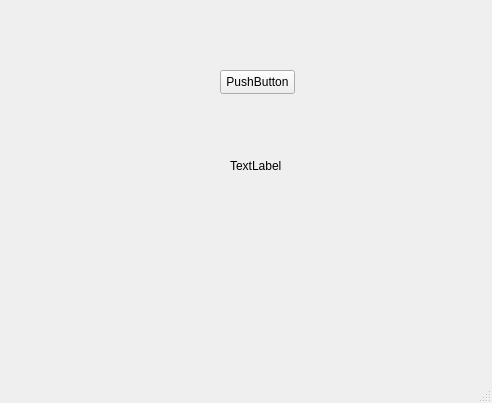
Above: source/interface/MainWindow.ui from ValldemarXorin/Labs-2-cours before the change. Below: the same form after it.
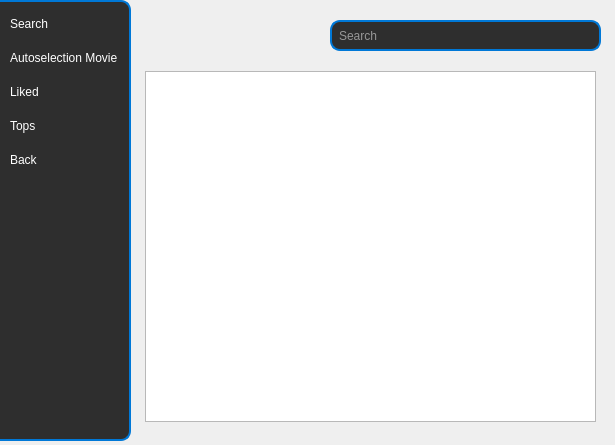
That is the form after the change.

Diff of the .ui file:
```diff
--- a/source/interface/MainWindow.ui
+++ b/source/interface/MainWindow.ui
@@ -6,52 +6,275 @@
    <rect>
     <x>0</x>
     <y>0</y>
-    <width>492</width>
-    <height>403</height>
+    <width>615</width>
+    <height>445</height>
    </rect>
   </property>
   <property name="windowTitle">
    <string>mainwindow</string>
   </property>
+  <property name="styleSheet">
+   <string notr="true">QWidget {
+                background: qlineargradient(x1: 0, y1: 0, x2: 1, y2: 0, 
+                                    stop: 0 #1E1E1E, /* Начальный цвет (темный) */
+                                    stop: 1 #001f3f); /* Конечный цвет (темно-синий) */
+        color: #FFFFFF; /* Цвет текста по умолчанию */
+    }</string>
+  </property>
   <widget class="QWidget" name="centralwidget">
-   <widget class="QPushButton" name="pushButton">
+   <widget class="QStackedWidget" name="PageSwitcher">
     <property name="geometry">
      <rect>
-      <x>220</x>
-      <y>70</y>
-      <width>75</width>
-      <height>24</height>
+      <x>0</x>
+      <y>0</y>
+      <width>621</width>
+      <height>451</height>
      </rect>
     </property>
-    <property name="text">
-     <string>PushButton</string>
+    <property name="currentIndex">
+     <number>1</number>
     </property>
+    <widget class="QWidget" name="AutoselectionMoviePage">
+     <widget class="QListWidget" name="MenuListAutoselectionMoviePage">
+      <property name="geometry">
+       <rect>
+        <x>-10</x>
+        <y>0</y>
+        <width>141</width>
+        <height>441</height>
+       </rect>
+      </property>
+      <property name="styleSheet">
+       <string notr="true">QListWidget {
+    background-color: #2E2E2E; /* Темный фон для списка */
+    border: 2px solid #0078d7; /* Цвет границы */
+    border-radius: 10px; /* Закругленные углы */
+    padding: 5px; /* Отступы */
+}
+
+QScrollBar:vertical, QScrollBar:horizontal {
+    width: 0px; /* Убираем ширину вертикального скролла */
+    background: transparent; /* Делаем фон прозрачным */
+}
+
+QListWidget::item {
+    background-color: #2E2E2E; /* Темный фон для элементов */
+    color: #FFFFFF; /* Белый текст */
+    padding: 10px; /* Отступы для элементов */
+    border-radius: 5px; /* Закругленные углы для элементов */
+	outline: none;
+}
+
+QListWidget::item:selected {
+    background-color: #0078d7; /* Цвет фона выбранного элемента */
+    color: #FFFFFF; /* Белый текст для выбранного элемента */
+	outline: none;
+}
+
+QListWidget::item:hover {
+    background-color: #1E1E1E; /* Цвет фона при наведении */
+    color: #FFFFFF;
+}</string>
+      </property>
+      <item>
+       <property name="text">
+        <string>Search</string>
+       </property>
+      </item>
+      <item>
+       <property name="text">
+        <string>Autoselection Movie</string>
+       </property>
+      </item>
+      <item>
+       <property name="text">
+        <string>Liked</string>
+       </property>
+      </item>
+      <item>
+       <property name="text">
+        <string>Tops</string>
+       </property>
+      </item>
+      <item>
+       <property name="text">
+        <string>Back</string>
+       </property>
+      </item>
+     </widget>
+     <widget class="QPushButton" name="MenuButtonAutoselectionMoviePage">
+      <property name="geometry">
+       <rect>
+        <x>20</x>
+        <y>20</y>
+        <width>75</width>
+        <height>31</height>
+       </rect>
+      </property>
+      <property name="styleSheet">
+       <string notr="true">QPushButton {
+        background-color: #2E2E2E; /* Темный фон */
+        color: #FFFFFF; /* Белый текст */
+        border: 2px solid #0078d7; /* Цвет границы */
+        border-radius: 10px; /* Закругленные углы */
+        padding: 5px; /* Отступы */
+    }
+
+QPushButton:hover {
+		background-color: #1E1E1E
+}
+</string>
+      </property>
+      <property name="text">
+       <string>Menu</string>
+      </property>
+     </widget>
+     <zorder>MenuButtonAutoselectionMoviePage</zorder>
+     <zorder>MenuListAutoselectionMoviePage</zorder>
+    </widget>
+    <widget class="QWidget" name="SearchPage">
+     <widget class="QLineEdit" name="SearchField">
+      <property name="geometry">
+       <rect>
+        <x>330</x>
+        <y>20</y>
+        <width>271</width>
+        <height>31</height>
+       </rect>
+      </property>
+      <property name="styleSheet">
+       <string notr="true">QLineEdit {
+        background-color: #2E2E2E; /* Темный фон */
+        color: #FFFFFF; /* Белый текст */
+        border: 2px solid #0078d7; /* Цвет границы */
+        border-radius: 10px; /* Закругленные углы */
+        padding: 5px; /* Отступы */
+    }
+
+QLineEdit:hover {
+		background-color: #1E1E1E
+}
+
+    QLineEdit:focus {
+        border: 2px solid #0056a1; /* Цвет границы при фокусе */
+        background-color: #3E3E3E; /* Цвет фона при фокусе */
+    }</string>
+      </property>
+      <property name="placeholderText">
+       <string>Search</string>
+      </property>
+     </widget>
+     <widget class="QListWidget" name="MenuListSearchPage">
+      <property name="geometry">
+       <rect>
+        <x>-10</x>
+        <y>0</y>
+        <width>141</width>
+        <height>441</height>
+       </rect>
+      </property>
+      <property name="styleSheet">
+       <string notr="true">QListWidget {
+    background-color: #2E2E2E; /* Темный фон для списка */
+    border: 2px solid #0078d7; /* Цвет границы */
+    border-radius: 10px; /* Закругленные углы */
+    padding: 5px; /* Отступы */
+}
+
+QScrollBar:vertical, QScrollBar:horizontal {
+    width: 0px; /* Убираем ширину вертикального скролла */
+    background: transparent; /* Делаем фон прозрачным */
+}
+
+QListWidget::item {
+    background-color: #2E2E2E; /* Темный фон для элементов */
+    color: #FFFFFF; /* Белый текст */
+    padding: 10px; /* Отступы для элементов */
+    border-radius: 5px; /* Закругленные углы для элементов */
+	outline: none;
+}
+
+QListWidget::item:selected {
+    background-color: #0078d7; /* Цвет фона выбранного элемента */
+    color: #FFFFFF; /* Белый текст для выбранного элемента */
+	outline: none;
+}
+
+QListWidget::item:hover {
+    background-color: #1E1E1E; /* Цвет фона при наведении */
+    color: #FFFFFF;
+}</string>
+      </property>
+      <item>
+       <property name="text">
+        <string>Search</string>
+       </property>
+      </item>
+      <item>
+       <property name="text">
+        <string>Autoselection Movie</string>
+       </property>
+      </item>
+      <item>
+       <property name="text">
+        <string>Liked</string>
+       </property>
+      </item>
+      <item>
+       <property name="text">
+        <string>Tops</string>
+       </property>
+      </item>
+      <item>
+       <property name="text">
+        <string>Back</string>
+       </property>
+      </item>
+     </widget>
+     <widget class="QPushButton" name="MenuButtonSearchPage">
+      <property name="geometry">
+       <rect>
+        <x>20</x>
+        <y>20</y>
+        <width>75</width>
+        <height>31</height>
+       </rect>
+      </property>
+      <property name="styleSheet">
+       <string notr="true">QPushButton {
+        background-color: #2E2E2E; /* Темный фон */
+        color: #FFFFFF; /* Белый текст */
+        border: 2px solid #0078d7; /* Цвет границы */
+        border-radius: 10px; /* Закругленные углы */
+        padding: 5px; /* Отступы */
+    }
+
+QPushButton:hover {
+		background-color: #1E1E1E
+}
+</string>
+      </property>
+      <property name="text">
+       <string>Menu</string>
+      </property>
+     </widget>
+     <widget class="QListWidget" name="MoviesListSearchPage">
+      <property name="geometry">
+       <rect>
+        <x>145</x>
+        <y>71</y>
+        <width>451</width>
+        <height>351</height>
+       </rect>
+      </property>
+     </widget>
+     <zorder>MenuButtonSearchPage</zorder>
+     <zorder>SearchField</zorder>
+     <zorder>MenuListSearchPage</zorder>
+     <zorder>MoviesListSearchPage</zorder>
+    </widget>
    </widget>
-   <widget class="QLabel" name="label">
-    <property name="geometry">
-     <rect>
-      <x>230</x>
-      <y>150</y>
-      <width>51</width>
-      <height>31</height>
-     </rect>
-    </property>
-    <property name="text">
-     <string>TextLabel</string>
-    </property>
-   </widget>
   </widget>
-  <widget class="QMenuBar" name="menubar">
-   <property name="geometry">
-    <rect>
-     <x>0</x>
-     <y>0</y>
-     <width>492</width>
-     <height>33</height>
-    </rect>
-   </property>
-  </widget>
-  <widget class="QStatusBar" name="statusbar"/>
  </widget>
  <resources/>
  <connections/>
```
